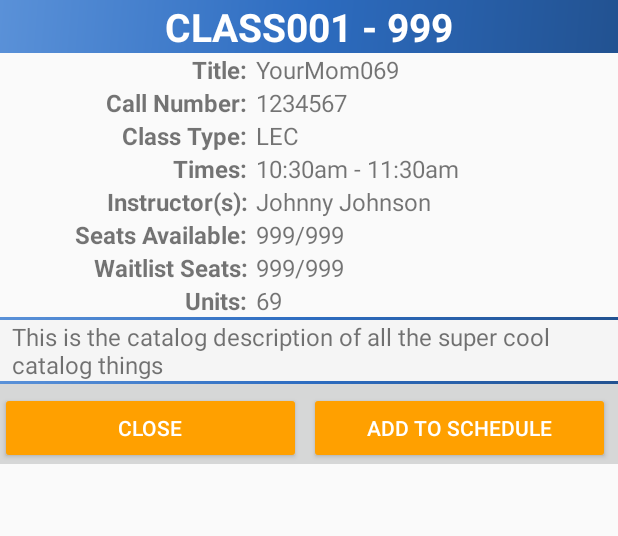
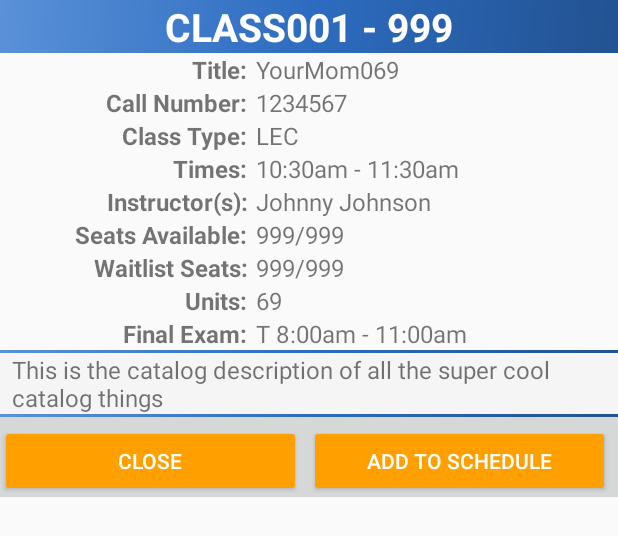
Before and after one commit to markasfour/UCRClasses, an Android app: the layout class_popup.xml on its own in the app's theme, with its tools: preview values and no code run, on a phone screen of 412 x 824 dp. Shown: the top 536 px of the screen. Run offline under Robolectric (Android 15) with nearby library versions, the phone set to English and light mode, and no system bars.

Commit message:
added final times

```diff
--- a/app/src/main/java/com/cs180project/ucrclasses/UCRSchedules.java
+++ b/app/src/main/java/com/cs180project/ucrclasses/UCRSchedules.java
@@ -171,12 +171,11 @@ public final class UCRSchedules {
         typeText.setText(course.courseType);
 
         TextView timesText = (TextView) dialog.findViewById(R.id.popup_times);
-        if(course.days.equals("n/a") || !UCRSchedules.goodTime(course.time)) {
+        if (course.days.equals("n/a") || !UCRSchedules.goodTime(course.time)) {
             timesText.setText("n/a");
             addButton.setEnabled(false);
-        }
-        else
-            timesText.setText(course.days  + ": " + course.time);
+        } else
+            timesText.setText(course.days + ": " + course.time);
 
         TextView instrText = (TextView) dialog.findViewById(R.id.popup_instr);
         instrText.setText(course.instructor);
@@ -189,6 +188,12 @@ public final class UCRSchedules {
 
         TextView units = (TextView) dialog.findViewById(R.id.popup_units);
         units.setText(course.units);
+
+        TextView finalText = (TextView) dialog.findViewById(R.id.popup_final);
+        if (course.finalExamTime.equals("n/a"))
+            finalText.setText("n/a");
+        else
+            finalText.setText(course.finalExamDate + "\n" + course.finalExamTime);
 
         TextView descText = (TextView) dialog.findViewById(R.id.popup_description);
         descText.setText(course.catalogDescription);
--- a/app/src/main/res/layout/class_popup.xml
+++ b/app/src/main/res/layout/class_popup.xml
@@ -204,7 +204,28 @@
 
     </TableRow>
 
+    <TableRow
+        android:layout_width="fill_parent"
+        android:layout_height="fill_parent">
 
+        <TextView
+            android:layout_width="0dp"
+            android:layout_weight=".4"
+            android:layout_marginLeft="8dp"
+            android:textSize="16sp"
+            android:text="Final Exam: "
+            android:textStyle="bold"
+            android:gravity="right"/>
+
+        <TextView
+            android:id="@+id/popup_final"
+            android:layout_width="0dp"
+            android:layout_weight=".6"
+            android:layout_marginLeft="2dp"
+            android:textSize="16sp"
+            android:text="T 8:00am - 11:00am"/>
+
+    </TableRow>
 
     <TableRow>
         <View
```
